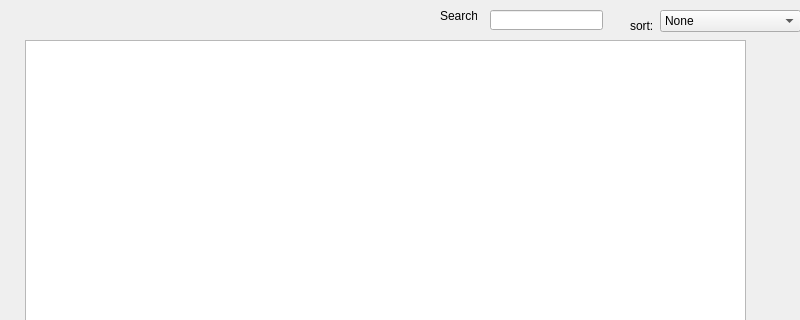
Qt form viewmemberlist.ui (NadaSulaiman01/Library_management_system) before a commit; both pictures show x 0 to 800 and y 0 to 320 of the 800 by 600 pixel window.
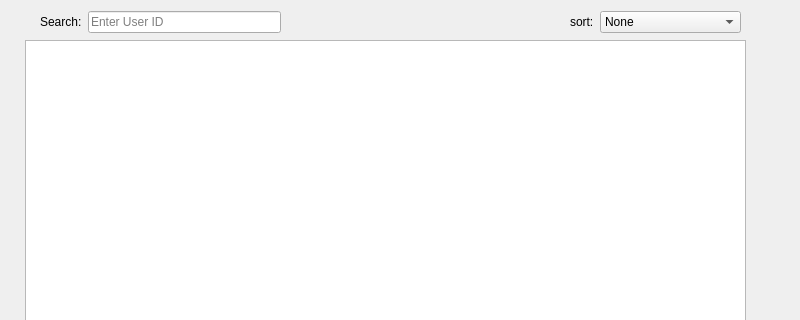
The same form after that commit.

Commit message: adding search for member by id

```diff
--- a/viewmemberlist.ui
+++ b/viewmemberlist.ui
@@ -92,28 +92,51 @@
      <string>Return</string>
     </property>
    </widget>
+   <widget class="QWidget" name="">
+    <property name="geometry">
+     <rect>
+      <x>40</x>
+      <y>10</y>
+      <width>241</width>
+      <height>24</height>
+     </rect>
+    </property>
+    <layout class="QHBoxLayout" name="horizontalLayout">
+     <item>
+      <widget class="QLabel" name="label">
+       <property name="text">
+        <string>Search:</string>
+       </property>
+      </widget>
+     </item>
+     <item>
+      <widget class="QLineEdit" name="lineEdit">
+       <property name="placeholderText">
+        <string>Enter User ID</string>
+       </property>
+      </widget>
+     </item>
+    </layout>
+   </widget>
+   <widget class="QWidget" name="">
+    <property name="geometry">
+     <rect>
+      <x>570</x>
+      <y>10</y>
+      <width>171</width>
+      <height>24</height>
+     </rect>
+    </property>
+    <layout class="QHBoxLayout" name="horizontalLayout_2">
+     <item>
    <widget class="QLabel" name="label_sort">
-    <property name="geometry">
-     <rect>
-      <x>630</x>
-      <y>20</y>
-      <width>37</width>
-      <height>12</height>
-     </rect>
-    </property>
     <property name="text">
      <string>sort:</string>
     </property>
    </widget>
+     </item>
+     <item>
    <widget class="QComboBox" name="comboBox_sort">
-    <property name="geometry">
-     <rect>
-      <x>660</x>
-      <y>10</y>
-      <width>141</width>
-      <height>22</height>
-     </rect>
-    </property>
     <item>
      <property name="text">
       <string>None</string>
@@ -130,28 +153,8 @@
      </property>
     </item>
    </widget>
-   <widget class="QLineEdit" name="lineEdit">
-    <property name="geometry">
-     <rect>
-      <x>490</x>
-      <y>10</y>
-      <width>113</width>
-      <height>20</height>
-     </rect>
-    </property>
-   </widget>
-   <widget class="QLabel" name="label">
-    <property name="geometry">
-     <rect>
-      <x>440</x>
-      <y>10</y>
-      <width>37</width>
-      <height>12</height>
-     </rect>
-    </property>
-    <property name="text">
-     <string>Search:</string>
-    </property>
+     </item>
+    </layout>
    </widget>
   </widget>
   <widget class="QMenuBar" name="menubar">
```
Left out of the diff: 2 changed lines with no effect on the pictures. Lines whose indentation alone changed are shown as unchanged. The commit also changes 2 other files.
